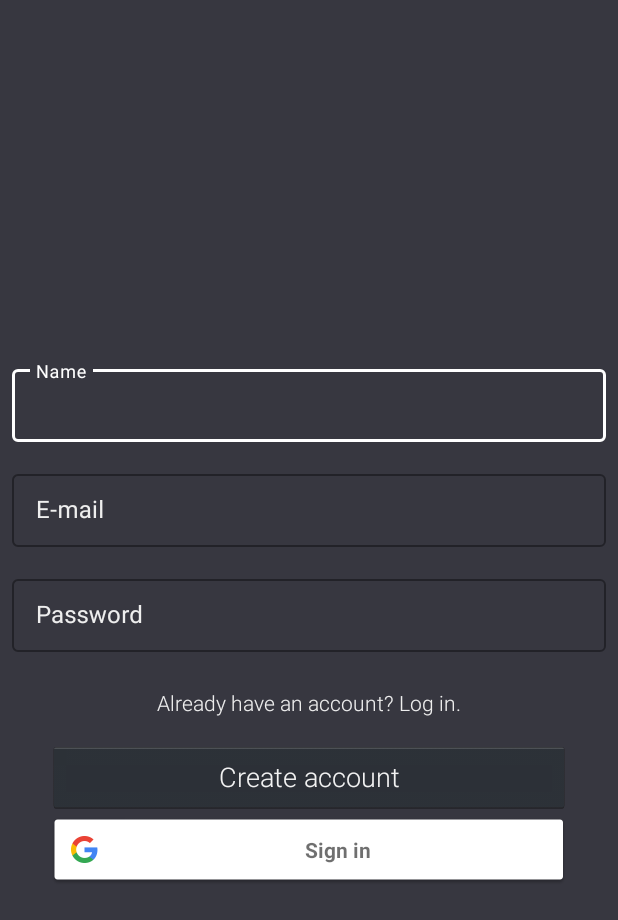
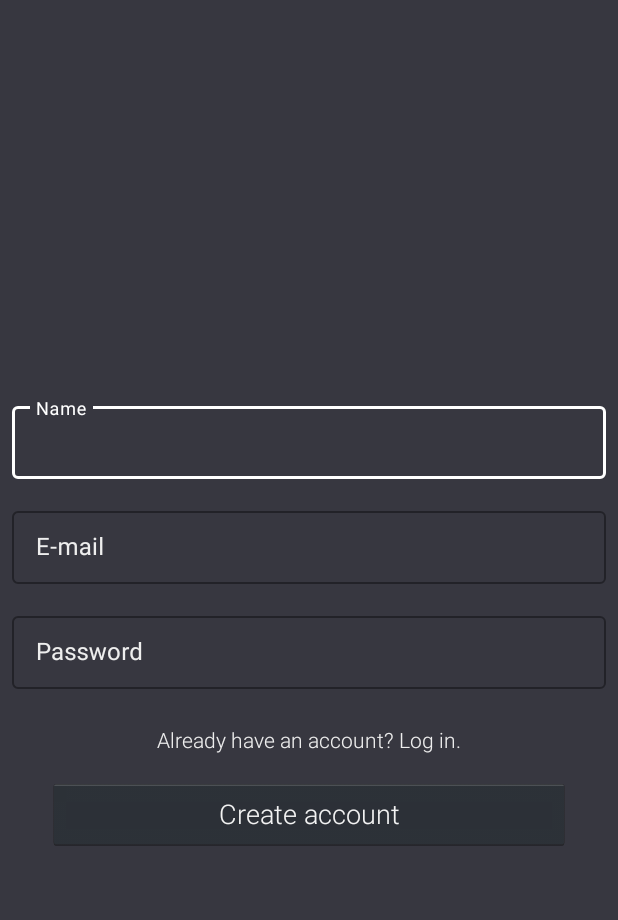
Before and after one commit to vladescualexandra/budgeting-app, an Android app: the screen it shows after launch (RegisterActivity), after a tap on an icon or button, on a phone screen of 412 x 824 dp. Shown: the top 920 px of the screen. Run offline under Robolectric (Android 15) with nearby library versions, the phone set to English and light mode, and no system bars; our stand-ins replace Firebase (no records; nobody signed in at launch, a user with empty details on screens opened directly); 1 other tap on this screen came first.

Commit message:
fixed 3.4

```diff
--- a/application/app/src/main/java/ro/ase/csie/degree/authentication/RegisterActivity.java
+++ b/application/app/src/main/java/ro/ase/csie/degree/authentication/RegisterActivity.java
@@ -23,7 +23,6 @@ public class RegisterActivity extends AppCompatActivity {
     private TextInputEditText tiet_password;
     private TextView tv_redirect_to_login;
     private Button btn_register_email;
-    private SignInButton btn_register_google;
 
     Intent intent;
 
@@ -39,21 +38,12 @@ public class RegisterActivity extends AppCompatActivity {
 
         emailAuthentication = new EmailAuthentication(getApplicationContext());
         googleAuthentication = new GoogleAuthentication(getApplicationContext());
-
-    }
-
-    private View.OnClickListener googleAuthEventListener() {
-        return v -> {
-            Intent intent = googleAuthentication.getSignInIntent();
-            startActivityForResult(intent, REQUEST_CODE_SIGN_IN);
-        };
     }
 
     @Override
     public void onActivityResult(int requestCode, int resultCode, Intent data) {
         super.onActivityResult(requestCode, resultCode, data);
         if (requestCode == REQUEST_CODE_SIGN_IN && data != null) {
-            Log.e("RegisterActivity", "onActivityResult");
             googleAuthentication.handleSignInResult(data);
         }
     }
@@ -66,11 +56,9 @@ public class RegisterActivity extends AppCompatActivity {
         tiet_password = findViewById(R.id.register_password);
         tv_redirect_to_login = findViewById(R.id.login_redirect_to_login);
         btn_register_email = findViewById(R.id.register_create_account_btn);
-        btn_register_google = findViewById(R.id.register_google_btn);
 
         tv_redirect_to_login.setOnClickListener(returnToLoginEventListener());
         btn_register_email.setOnClickListener(emailAuthEventListener());
-        btn_register_google.setOnClickListener(googleAuthEventListener());
     }
 
 
@@ -90,7 +78,6 @@ public class RegisterActivity extends AppCompatActivity {
         };
     }
 
-
     private boolean validate() {
         return InputValidation.registerValidation(getApplicationContext(), tiet_name, tiet_email, tiet_password);
     }
--- a/application/app/src/main/res/layout/activity_register.xml
+++ b/application/app/src/main/res/layout/activity_register.xml
@@ -77,15 +77,5 @@
             android:layout_marginRight="32sp"
             android:text="@string/text_register" />
 
-        <com.google.android.gms.common.SignInButton
-            android:id="@+id/register_google_btn"
-            android:layout_width="match_parent"
-            android:layout_height="wrap_content"
-            android:layout_gravity="center"
-            android:layout_marginLeft="32sp"
-            android:layout_marginRight="32sp"
-            android:text="@string/btn_register_with_google" />
-
-
     </LinearLayout>
 </ScrollView>
```
